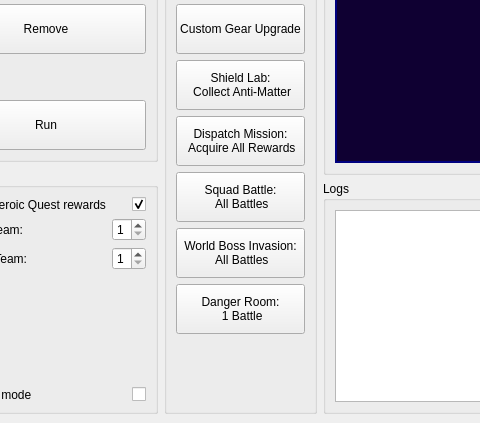
The window that lib/gui/designes/main_window.ui (tmarenko/mff_auto) describes before a commit, drawn with Qt 5; both pictures show x 443 to 923 and y 207 to 630 of the 1150 by 630 pixel window.
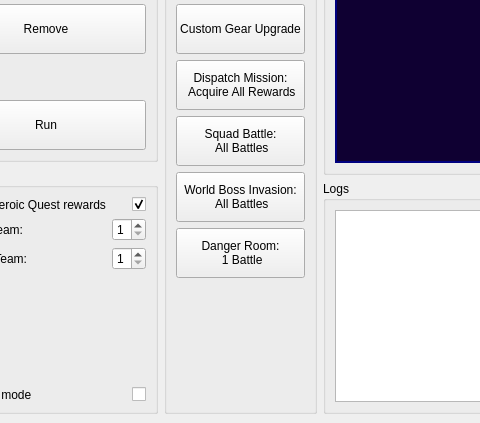
The same window after the commit.

Commit message: shield lab: removed

What changed in the file:
```diff
--- a/lib/gui/designes/main_window.ui
+++ b/lib/gui/designes/main_window.ui
@@ -521,20 +521,6 @@
            </property>
           </widget>
          </item>
-         <item>
-          <widget class="QPushButton" name="shield_lab_button">
-           <property name="minimumSize">
-            <size>
-             <width>120</width>
-             <height>50</height>
-            </size>
-           </property>
-           <property name="text">
-            <string>Shield Lab:
- Collect Anti-Matter</string>
-           </property>
-          </widget>
-         </item>
          <item>
           <widget class="QPushButton" name="dispatch_mission_rewards">
            <property name="minimumSize">
```
The commit also changes 9 other files.
